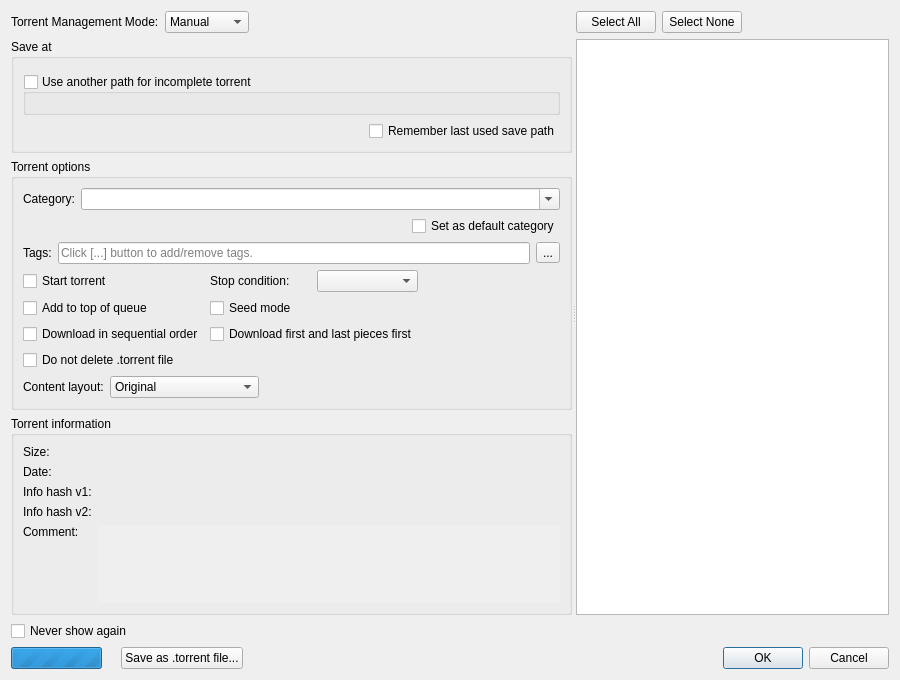
The window that src/gui/addnewtorrentdialog.ui (CoderNoel/qBitFusion) describes before a commit, drawn with Qt 5.
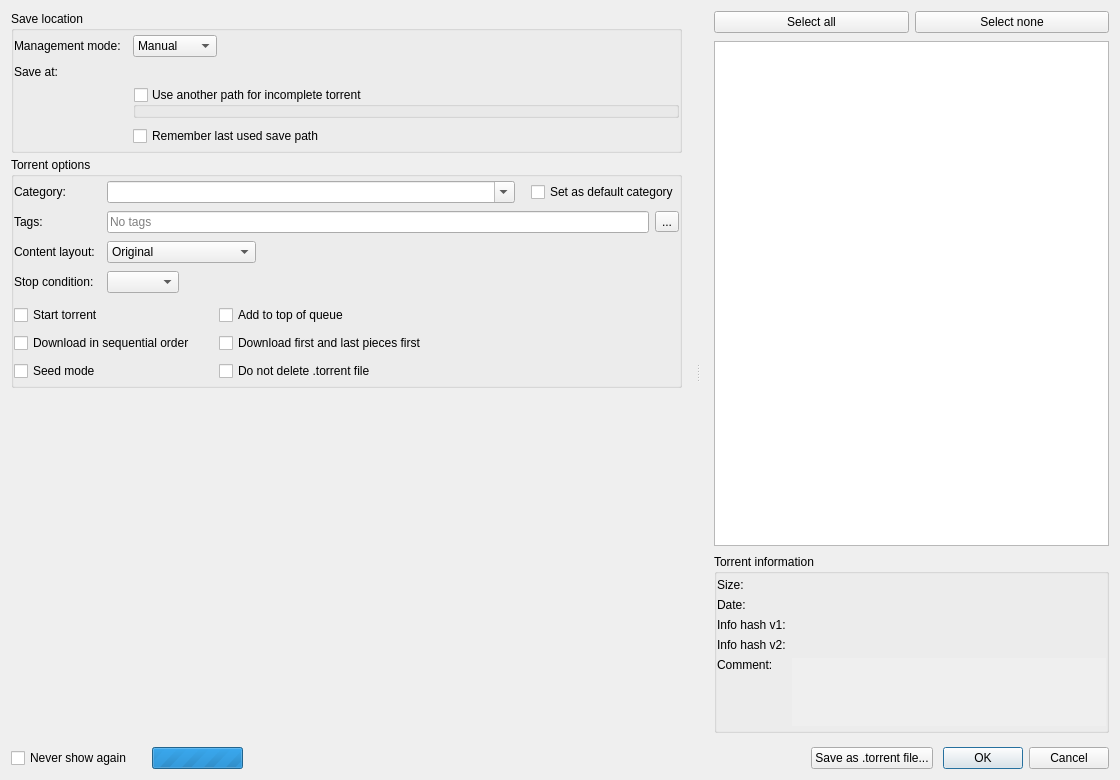
The same window after the commit. Custom widgets are drawn as their Qt base class.

Commit message: Polish the modern UI: add-torrent dialog, header, menus, Options

What changed in the file:
```diff
--- a/src/gui/addnewtorrentdialog.ui
+++ b/src/gui/addnewtorrentdialog.ui
@@ -6,43 +6,13 @@
    <rect>
     <x>0</x>
     <y>0</y>
-    <width>900</width>
-    <height>680</height>
+    <width>1120</width>
+    <height>780</height>
    </rect>
   </property>
   <layout class="QVBoxLayout" name="AddNewTorrentDialogLayout">
-   <item>
-    <widget class="QScrollArea" name="scrollArea_2">
-     <property name="frameShape">
-      <enum>QFrame::Shape::NoFrame</enum>
-     </property>
-     <property name="sizeAdjustPolicy">
-      <enum>QAbstractScrollArea::SizeAdjustPolicy::AdjustToContents</enum>
-     </property>
-     <property name="widgetResizable">
-      <bool>true</bool>
-     </property>
-     <widget class="QWidget" name="scrollAreaWidgetContents_2">
-      <property name="geometry">
-       <rect>
-        <x>0</x>
-        <y>0</y>
-        <width>882</width>
-        <height>598</height>
-       </rect>
-      </property>
-      <layout class="QVBoxLayout" name="verticalLayout_6">
-       <property name="leftMargin">
-        <number>0</number>
-       </property>
-       <property name="topMargin">
-        <number>0</number>
-       </property>
-       <property name="rightMargin">
-        <number>0</number>
-       </property>
-       <property name="bottomMargin">
-        <number>0</number>
+   <property name="spacing">
+    <number>14</number>
        </property>
        <item>
         <widget class="QSplitter" name="splitter">
@@ -52,6 +22,16 @@
          <property name="childrenCollapsible">
           <bool>false</bool>
          </property>
+     <widget class="QScrollArea" name="scrollArea_2">
+      <property name="frameShape">
+       <enum>QFrame::Shape::NoFrame</enum>
+      </property>
+      <property name="horizontalScrollBarPolicy">
+       <enum>Qt::ScrollBarPolicy::ScrollBarAlwaysOff</enum>
+      </property>
+      <property name="widgetResizable">
+       <bool>true</bool>
+      </property>
          <widget class="QFrame" name="torrentoptionsFrame">
           <layout class="QVBoxLayout" name="mainlayout_addui">
            <property name="leftMargin">
@@ -61,20 +41,47 @@
             <number>0</number>
            </property>
            <property name="rightMargin">
-            <number>0</number>
+         <number>14</number>
            </property>
            <property name="bottomMargin">
             <number>0</number>
            </property>
+        <property name="spacing">
+         <number>4</number>
+        </property>
            <item>
-            <layout class="QHBoxLayout" name="managementLayout">
-             <item>
+         <widget class="QGroupBox" name="groupBoxSavePath">
+          <property name="title">
+           <string>Save location</string>
+          </property>
+          <layout class="QGridLayout" name="saveLayout">
+           <property name="horizontalSpacing">
+            <number>12</number>
+           </property>
+           <property name="verticalSpacing">
+            <number>8</number>
+           </property>
+           <property name="leftMargin">
+            <number>0</number>
+           </property>
+           <property name="topMargin">
+            <number>4</number>
+           </property>
+           <property name="rightMargin">
+            <number>0</number>
+           </property>
+           <property name="bottomMargin">
+            <number>4</number>
+           </property>
+           <item row="0" column="0">
               <widget class="QLabel" name="labelTorrentManagementMode">
                <property name="text">
-                <string>Torrent Management Mode:</string>
+              <string>Management mode:</string>
                </property>
               </widget>
              </item>
+           <item row="0" column="1">
+            <layout class="QHBoxLayout" name="managementLayout">
              <item>
               <widget class="QComboBox" name="comboTMM">
                <property name="toolTip">
@@ -107,20 +114,24 @@
              </item>
             </layout>
            </item>
-           <item>
-            <widget class="QGroupBox" name="groupBoxSavePath">
-             <property name="title">
-              <string>Save at</string>
+           <item row="1" column="0">
+            <widget class="QLabel" name="labelSavePath">
+             <property name="text">
+              <string>Save at:</string>
              </property>
-             <layout class="QVBoxLayout" name="verticalLayout">
-              <item>
+            </widget>
+           </item>
+           <item row="1" column="1">
                <widget class="FileSystemPathComboEdit" name="savePath" native="true"/>
               </item>
-              <item>
+           <item row="2" column="1">
                <widget class="QGroupBox" name="groupBoxDownloadPath">
                 <property name="title">
                  <string>Use another path for incomplete torrent</string>
                 </property>
+             <property name="flat">
+              <bool>true</bool>
+             </property>
                 <property name="checkable">
                  <bool>true</bool>
                 </property>
@@ -128,28 +139,25 @@
                  <bool>false</bool>
                 </property>
                 <layout class="QVBoxLayout" name="verticalLayout_4">
+              <property name="leftMargin">
+               <number>0</number>
+              </property>
+              <property name="topMargin">
+               <number>0</number>
+              </property>
+              <property name="rightMargin">
+               <number>0</number>
+              </property>
+              <property name="bottomMargin">
+               <number>0</number>
+              </property>
                  <item>
                   <widget class="FileSystemPathComboEdit" name="downloadPath" native="true"/>
                  </item>
                 </layout>
                </widget>
               </item>
-              <item>
-               <layout class="QHBoxLayout" name="layoutRememberLastSavePath">
-                <item>
-                 <spacer name="horizontalSpacer_5">
-                  <property name="orientation">
-                   <enum>Qt::Orientation::Horizontal</enum>
-                  </property>
-                  <property name="sizeHint" stdset="0">
-                   <size>
-                    <width>40</width>
-                    <height>20</height>
-                   </size>
-                  </property>
-                 </spacer>
-                </item>
-                <item>
+           <item row="3" column="1">
                  <widget class="QCheckBox" name="checkBoxRememberLastSavePath">
                   <property name="text">
                    <string>Remember last used save path</string>
@@ -157,8 +165,6 @@
                  </widget>
                 </item>
                </layout>
-              </item>
-             </layout>
             </widget>
            </item>
            <item>
@@ -166,21 +172,42 @@
              <property name="title">
               <string>Torrent options</string>
              </property>
-             <layout class="QVBoxLayout" name="verticalLayout_3">
-              <item>
-               <layout class="QHBoxLayout" name="categoryLayout">
-                <item>
+          <layout class="QGridLayout" name="settingsLayout">
+           <property name="horizontalSpacing">
+            <number>12</number>
+           </property>
+           <property name="verticalSpacing">
+            <number>8</number>
+           </property>
+           <property name="leftMargin">
+            <number>0</number>
+           </property>
+           <property name="topMargin">
+            <number>4</number>
+           </property>
+           <property name="rightMargin">
+            <number>0</number>
+           </property>
+           <property name="bottomMargin">
+            <number>4</number>
+           </property>
+           <item row="0" column="0">
                  <widget class="QLabel" name="labelCategory">
                   <property name="text">
                    <string>Category:</string>
                   </property>
                  </widget>
                 </item>
+           <item row="0" column="1">
+            <layout class="QHBoxLayout" name="categoryLayout">
+             <property name="spacing">
+              <number>16</number>
+             </property>
                 <item>
                  <widget class="QComboBox" name="categoryComboBox">
                   <property name="sizePolicy">
                    <sizepolicy hsizetype="Expanding" vsizetype="Fixed">
-                    <horstretch>0</horstretch>
+                 <horstretch>1</horstretch>
                     <verstretch>0</verstretch>
                    </sizepolicy>
                   </property>
@@ -192,29 +219,32 @@
                   </property>
                  </widget>
                 </item>
-               </layout>
-              </item>
-              <item alignment="Qt::AlignmentFlag::AlignRight">
+             <item>
                <widget class="QCheckBox" name="defaultCategoryCheckbox">
                 <property name="text">
                  <string>Set as default category</string>
                 </property>
                </widget>
               </item>
-              <item>
-               <layout class="QHBoxLayout" name="tagsLayout" stretch="0,0,0">
-                <item>
+            </layout>
+           </item>
+           <item row="1" column="0">
                  <widget class="QLabel" name="tagsLabel">
                   <property name="text">
                    <string>Tags:</string>
                   </property>
                  </widget>
                 </item>
+           <item row="1" column="1">
+            <layout class="QHBoxLayout" name="tagsLayout">
+             <property name="spacing">
+              <number>6</number>
+             </property>
                 <item>
                  <widget class="QLineEdit" name="tagsLineEdit">
                   <property name="sizePolicy">
                    <sizepolicy hsizetype="Expanding" vsizetype="Fixed">
-                    <horstretch>0</horstretch>
+                 <horstretch>1</horstretch>
                     <verstretch>0</verstretch>
                    </sizepolicy>
                   </property>
@@ -222,10 +252,10 @@
                    <bool>true</bool>
                   </property>
                   <property name="placeholderText">
-                   <string>Click [...] button to add/remove tags.</string>
-                  </property>
-                  <property name="clearButtonEnabled">
-                   <bool>false</bool>
+                <string>No tags</string>
+               </property>
+               <property name="readOnly">
+                <bool>true</bool>
                   </property>
                  </widget>
                 </item>
@@ -241,74 +271,129 @@
                 </item>
                </layout>
               </item>
+           <item row="2" column="0">
+            <widget class="QLabel" name="contentLayoutLabel">
+             <property name="text">
+              <string>Content layout:</string>
+             </property>
+            </widget>
+           </item>
+           <item row="2" column="1">
+            <layout class="QHBoxLayout" name="horizontalLayout_2">
               <item>
-               <layout class="QGridLayout" name="gridLayout">
-                <item row="0" column="0">
-                 <widget class="QCheckBox" name="startTorrentCheckBox">
+              <widget class="QComboBox" name="contentLayoutComboBox">
+               <property name="currentIndex">
+                <number>0</number>
+               </property>
+               <item>
                   <property name="text">
-                   <string>Start torrent</string>
-                  </property>
-                 </widget>
-                </item>
-                <item row="0" column="1">
-                 <layout class="QHBoxLayout" name="stopConditionLayout">
+                 <string>Original</string>
+                </property>
+               </item>
+               <item>
+                <property name="text">
+                 <string>Create subfolder</string>
+                </property>
+               </item>
+               <item>
+                <property name="text">
+                 <string>Don't create subfolder</string>
+                </property>
+               </item>
+              </widget>
+             </item>
                   <item>
+              <spacer name="horizontalSpacer_4">
+               <property name="orientation">
+                <enum>Qt::Orientation::Horizontal</enum>
+               </property>
+               <property name="sizeHint" stdset="0">
+                <size>
+                 <width>20</width>
+                 <height>20</height>
+                </size>
+               </property>
+              </spacer>
+             </item>
+            </layout>
+           </item>
+           <item row="3" column="0">
                    <widget class="QLabel" name="stopConditionLabel">
                     <property name="text">
                      <string>Stop condition:</string>
                     </property>
                    </widget>
                   </item>
+           <item row="3" column="1">
+            <layout class="QHBoxLayout" name="stopConditionLayout">
                   <item>
                    <widget class="QComboBox" name="stopConditionComboBox"/>
                   </item>
-                 </layout>
-                </item>
-                <item row="0" column="2">
+             <item>
                  <spacer name="horizontalSpacer_3">
                   <property name="orientation">
                    <enum>Qt::Orientation::Horizontal</enum>
                   </property>
                   <property name="sizeHint" stdset="0">
                    <size>
-                    <width>40</width>
+                 <width>20</width>
                     <height>20</height>
                    </size>
                   </property>
                  </spacer>
                 </item>
-                <item row="1" column="0">
+            </layout>
+           </item>
+           <item row="4" column="0" colspan="2">
+            <layout class="QGridLayout" name="gridLayout">
+             <property name="topMargin">
+              <number>4</number>
+             </property>
+             <property name="horizontalSpacing">
+              <number>24</number>
+             </property>
+             <property name="verticalSpacing">
+              <number>8</number>
+             </property>
+             <item row="0" column="0">
+              <widget class="QCheckBox" name="startTorrentCheckBox">
+               <property name="text">
+                <string>Start torrent</string>
+               </property>
+              </widget>
+             </item>
+             <item row="0" column="1">
                  <widget class="QCheckBox" name="addToQueueTopCheckBox">
                   <property name="text">
                    <string>Add to top of queue</string>
                   </property>
                  </widget>
                 </item>
-                <item row="1" column="1">
-                 <widget class="QCheckBox" name="seedModeCheckBox">
-                  <property name="text">
-                   <string>Seed mode</string>
-                  </property>
-                  <property name="toolTip">
-                   <string>&lt;p&gt;If set, qBitFusion will assume that all files are present for this torrent and that they all match the hashes in the torrent file. The use case for this mode is if a torrent is created and seeded, or if the user already knows that all the files are complete, this is a way to perform only basic file checks and skip initial hash checks.&lt;/p&gt;&lt;p&gt;The piece hash will be checked when it is requested for the first time by a peer. If a hash check fails, all files in this torrent will be rechecked.&lt;/p&gt;</string>
-                  </property>
-                 </widget>
-                </item>
-                <item row="2" column="0">
+             <item row="1" column="0">
                  <widget class="QCheckBox" name="sequentialCheckBox">
                   <property name="text">
                    <string>Download in sequential order</string>
                   </property>
                  </widget>
                 </item>
-                <item row="2" column="1">
+             <item row="1" column="1">
                  <widget class="QCheckBox" name="firstLastCheckBox">
                   <property name="text">
                    <string>Download first and last pieces first</string>
                   </property>
                  </widget>
                 </item>
-                <item row="3" column="0">
+             <item row="2" column="0">
+              <widget class="QCheckBox" name="seedModeCheckBox">
+               <property name="toolTip">
+                <string>&lt;p&gt;If set, qBitFusion will assume that all files are present for this torrent and that they all match the hashes in the torrent file. The use case for this mode is if a torrent is created and seeded, or if the user already knows that all the files are complete, this is a way to perform only basic file checks and skip initial hash checks.&lt;/p&gt;&lt;p&gt;The piece hash will be checked when it is requested for the first time by a peer. If a hash check fails, all files in this torrent will be rechecked.&lt;/p&gt;</string>
+               </property>
+               <property name="text">
+                <string>Seed mode</string>
+               </property>
+              </widget>
+             </item>
+             <item row="2" column="1">
                  <widget class="QCheckBox" name="doNotDeleteTorrentCheckBox">
                   <property name="toolTip">
                    <string>When checked, the .torrent file will not be deleted regardless of the settings at the &quot;Download&quot; page of the Options dialog</string>
@@ -318,47 +403,14 @@
                   </property>
                  </widget>
                 </item>
-               </layout>
-              </item>
-              <item>
-               <layout class="QHBoxLayout" name="horizontalLayout_2">
-                <item>
-                 <widget class="QLabel" name="contentLayoutLabel">
-                  <property name="text">
-                   <string>Content layout:</string>
-                  </property>
-                 </widget>
-                </item>
-                <item>
-                 <widget class="QComboBox" name="contentLayoutComboBox">
-                  <property name="currentIndex">
-                   <number>0</number>
-                  </property>
-                  <item>
-                   <property name="text">
-                    <string>Original</string>
-                   </property>
-                  </item>
-                  <item>
-                   <property name="text">
-                    <string>Create subfolder</string>
-                   </property>
-                  </item>
-                  <item>
-                   <property name="text">
-                    <string>Don't create subfolder</string>
-                   </property>
-                  </item>
-                 </widget>
-                </item>
-                <item>
-                 <spacer name="horizontalSpacer_4">
+             <item row="0" column="2">
+              <spacer name="horizontalSpacer_5">
                   <property name="orientation">
                    <enum>Qt::Orientation::Horizontal</enum>
                   </property>
                   <property name="sizeHint" stdset="0">
                    <size>
-                    <width>40</width>
+                 <width>20</width>
                     <height>20</height>
                    </size>
                   </property>
@@ -367,12 +419,85 @@
                </layout>
               </item>
              </layout>
+         </widget>
+        </item>
+        <item>
+         <spacer name="optionsBottomSpacer">
+          <property name="orientation">
+           <enum>Qt::Orientation::Vertical</enum>
+          </property>
+          <property name="sizeHint" stdset="0">
+           <size>
+            <width>20</width>
+            <height>0</height>
+           </size>
+          </property>
+         </spacer>
+        </item>
+       </layout>
+      </widget>
+     </widget>
+     <widget class="QWidget" name="layoutWidget">
+      <layout class="QVBoxLayout" name="verticalLayout_5">
+       <property name="spacing">
+        <number>8</number>
+       </property>
+       <property name="leftMargin">
+        <number>14</number>
+       </property>
+       <property name="topMargin">
+        <number>0</number>
+       </property>
+       <property name="rightMargin">
+        <number>0</number>
+       </property>
+       <property name="bottomMargin">
+        <number>0</number>
+       </property>
+       <item>
+        <layout class="QHBoxLayout" name="contentFilterLayout">
+         <property name="spacing">
+          <number>6</number>
+         </property>
+         <item>
+          <widget class="QPushButton" name="buttonSelectAll">
+           <property name="text">
+            <string>Select all</string>
+           </property>
+          </widget>
+         </item>
+         <item>
+          <widget class="QPushButton" name="buttonSelectNone">
+           <property name="text">
+            <string>Select none</string>
+           </property>
+          </widget>
+         </item>
+        </layout>
+       </item>
+       <item>
+        <widget class="TorrentContentWidget" name="contentTreeView">
+         <property name="sizePolicy">
+          <sizepolicy hsizetype="Expanding" vsizetype="Expanding">
+           <horstretch>1</horstretch>
+           <verstretch>1</verstretch>
+          </sizepolicy>
+         </property>
+         <property name="contextMenuPolicy">
+          <enum>Qt::ContextMenuPolicy::CustomContextMenu</enum>
+         </property>
+         <property name="selectionMode">
+          <enum>QAbstractItemView::SelectionMode::ExtendedSelection</enum>
+         </property>
+         <property name="sortingEnabled">
+          <bool>true</bool>
+         </property>
             </widget>
            </item>
            <item>
             <widget class="QGroupBox" name="infoGroup">
              <property name="sizePolicy">
-              <sizepolicy hsizetype="Preferred" vsizetype="Expanding">
+          <sizepolicy hsizetype="Preferred" vsizetype="Maximum">
                <horstretch>0</horstretch>
                <verstretch>0</verstretch>
               </sizepolicy>
@@ -381,6 +506,18 @@
               <string>Torrent information</string>
              </property>
              <layout class="QGridLayout" name="gridLayout_2">
+          <property name="leftMargin">
+           <number>0</number>
+          </property>
+          <property name="topMargin">
+           <number>4</number>
+          </property>
+          <property name="rightMargin">
+           <number>0</number>
+          </property>
+          <property name="bottomMargin">
+           <number>4</number>
+          </property>
               <item row="0" column="0">
                <widget class="QLabel" name="labelSize">
                 <property name="text">
@@ -500,68 +637,13 @@
            </item>
           </layout>
          </widget>
-         <widget class="QWidget" name="layoutWidget">
-          <layout class="QVBoxLayout" name="verticalLayout_5">
-           <item>
-            <layout class="QHBoxLayout" name="contentFilterLayout">
-             <item>
-              <widget class="QPushButton" name="buttonSelectAll">
-               <property name="text">
-                <string>Select All</string>
-               </property>
-              </widget>
-             </item>
-             <item>
-              <widget class="QPushButton" name="buttonSelectNone">
-               <property name="text">
-                <string>Select None</string>
-               </property>
-              </widget>
-             </item>
-             <item>
-              <spacer name="horizontalSpacer_6">
-               <property name="orientation">
-                <enum>Qt::Orientation::Horizontal</enum>
-               </property>
-               <property name="sizeHint" stdset="0">
-                <size>
-                 <width>40</width>
-                 <height>20</height>
-                </size>
-               </property>
-              </spacer>
-             </item>
-            </layout>
-           </item>
-           <item>
-            <widget class="TorrentContentWidget" name="contentTreeView">
-             <property name="sizePolicy">
-              <sizepolicy hsizetype="Expanding" vsizetype="Expanding">
-               <horstretch>1</horstretch>
-               <verstretch>0</verstretch>
-              </sizepolicy>
-             </property>
-             <property name="contextMenuPolicy">
-              <enum>Qt::ContextMenuPolicy::CustomContextMenu</enum>
-             </property>
-             <property name="selectionMode">
-              <enum>QAbstractItemView::SelectionMode::ExtendedSelection</enum>
-             </property>
-             <property name="sortingEnabled">
-              <bool>true</bool>
-             </property>
-            </widget>
-           </item>
-          </layout>
-         </widget>
-        </widget>
-       </item>
-      </layout>
-     </widget>
     </widget>
    </item>
    <item>
     <layout class="QHBoxLayout" name="buttonsHLayout">
+     <property name="spacing">
+      <number>10</number>
+     </property>
      <item>
       <widget class="QCheckBox" name="checkBoxNeverShow">
        <property name="text">
@@ -570,24 +652,10 @@
       </widget>
      </item>
      <item>
-      <spacer name="horizontalSpacer_2">
-       <property name="orientation">
-        <enum>Qt::Orientation::Horizontal</enum>
-       </property>
-       <property name="sizeHint" stdset="0">
-        <size>
-         <width>40</width>
-         <height>20</height>
-        </size>
-       </property>
-      </spacer>
-     </item>
-    </layout>
-   </item>
-   <item>
-    <layout class="QHBoxLayout" name="horizontalLayout">
-     <item>
       <layout class="QHBoxLayout" name="metadataLayout">
+       <property name="leftMargin">
+        <number>10</number>
+       </property>
        <item>
         <widget class="QProgressBar" name="progMetaLoading">
          <property name="sizePolicy">
@@ -614,6 +682,21 @@
          </property>
         </widget>
        </item>
+      </layout>
+     </item>
+     <item>
+      <spacer name="horizontalSpacer_2">
+       <property name="orientation">
+        <enum>Qt::Orientation::Horizontal</enum>
+       </property>
+       <property name="sizeHint" stdset="0">
+        <size>
+         <width>20</width>
+         <height>20</height>
+        </size>
+       </property>
+      </spacer>
+     </item>
        <item>
         <widget class="QPushButton" name="buttonSave">
          <property name="text">
@@ -621,10 +704,14 @@
          </property>
         </widget>
        </item>
-      </layout>
-     </item>
      <item>
       <widget class="QDialogButtonBox" name="buttonBox">
+       <property name="sizePolicy">
+        <sizepolicy hsizetype="Maximum" vsizetype="Fixed">
+         <horstretch>0</horstretch>
+         <verstretch>0</verstretch>
+        </sizepolicy>
+       </property>
        <property name="standardButtons">
         <set>QDialogButtonBox::StandardButton::Cancel|QDialogButtonBox::StandardButton::Ok</set>
        </property>
```
Left out of the diff: 5 changed lines with no effect on the pictures. Lines whose indentation alone changed are shown as unchanged. The commit also changes 27 other files.
